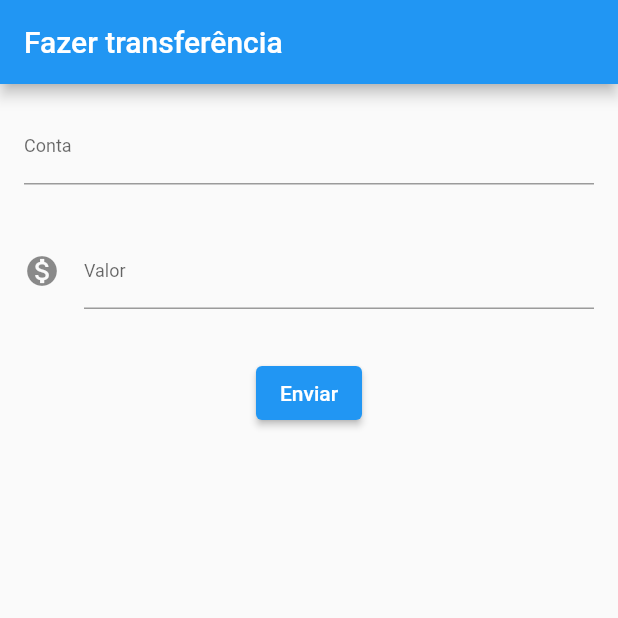
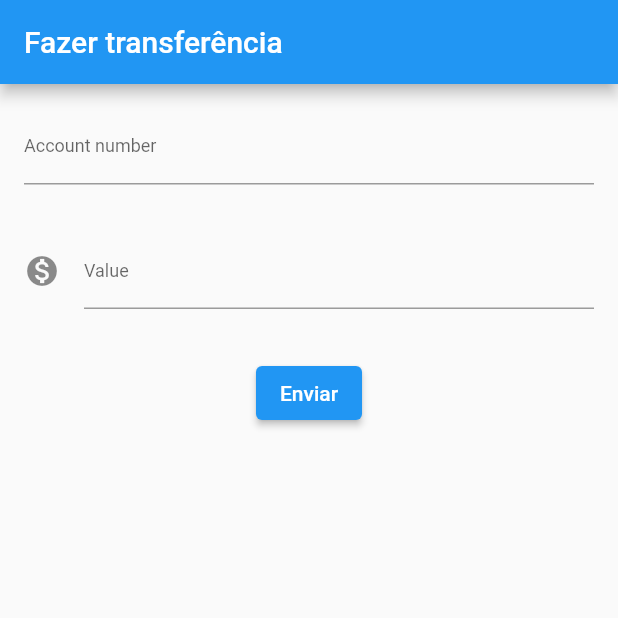
Before and after one commit to dudasc/alura-flutter-fundamentals, a Flutter app: the screen it shows after launch, after a tap on "Enviar", on a phone screen of 412 x 824 dp, the top half of it. Run offline on Flutter 3.47's test engine with Material 2 defaults, Android fonts, the light colour scheme and no system bars.

Commit message:
refactor: code refactoring

```diff
--- a/lib/main.dart
+++ b/lib/main.dart
@@ -27,42 +27,21 @@ class FormTranfer extends StatelessWidget {
       appBar: AppBar(title: const Text('Fazer transferência')),
       body: Column(
         children: <Widget>[
-          Padding(
-            padding: const EdgeInsets.all(16.0),
-            child: TextField(
-              controller: _accountNumberController,
-              style: const TextStyle(fontSize: 12),
-              decoration: const InputDecoration(
-                label: Text('Conta'),
-                hintText: '0000',
-              ),
-            ),
+          Editor(
+            controller: _accountNumberController,
+            label: 'Account number',
+            hint: '0000',
           ),
-          Padding(
-            padding: const EdgeInsets.all(16.0),
-            child: TextField(
-              controller: _valueController,
-              style: const TextStyle(fontSize: 12),
-              decoration: const InputDecoration(
-                label: Text('Valor'),
-                icon: Icon(Icons.monetization_on),
-                hintText: '0.0',
-              ),
-            ),
+          Editor(
+            controller: _valueController,
+            label: 'Value',
+            hint: '0.0',
+            icon: Icons.monetization_on,
           ),
           Padding(
             padding: const EdgeInsets.all(16.0),
             child: ElevatedButton(
-              onPressed: () {
-                final int? accountNumber = int.tryParse(_accountNumberController.text);
-                final double? value = double.tryParse(_accountNumberController.text);
-
-                if (value != null && accountNumber != null) {
-                  final transfer = Transfer(accountNumber, value);
-
-                  debugPrint('$transfer');
-                }
-              },
+              onPressed: () => _createTransfer(),
               child: const Text('Enviar'),
             ),
           ),
@@ -71,6 +50,37 @@ class FormTranfer extends StatelessWidget {
     );
   }
 
+  void _createTransfer() {
+    final int? accountNumber = int.tryParse(_accountNumberController.text);
+    final double? value = double.tryParse(_accountNumberController.text);
+
+    if (value != null && accountNumber != null) {
+      final transfer = Transfer(accountNumber, value);
+      debugPrint('$transfer');
+    }
+  }
+}
+
+class Editor extends StatelessWidget {
+  final TextEditingController? controller;
+  final String? label;
+  final String? hint;
+  final IconData? icon;
+
+  Editor({this.controller, this.label, this.hint, this.icon});
+
+  @override
+  Widget build(BuildContext context) {
+    return Padding(
+      padding: const EdgeInsets.all(16.0),
+      child: TextField(
+        controller: controller,
+        style: const TextStyle(fontSize: 12),
+        decoration: InputDecoration(label: Text(label!), hintText: hint, icon: icon != null ? Icon(icon) : null),
+        keyboardType: TextInputType.number,
+      ),
+    );
+  }
 }
 
 class TransferList extends StatelessWidget {
```
